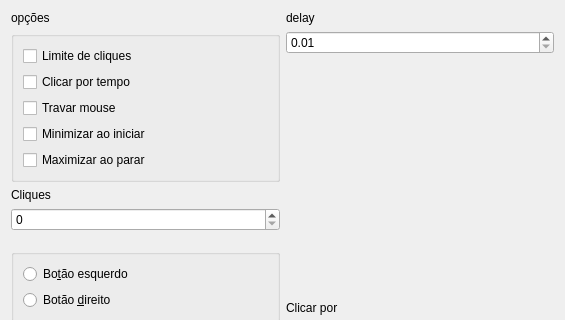
Qt form ui/autoclicker.ui (BrunoFelippeFaria/silver-clicker) before a commit; both pictures show x 0 to 565 and y 0 to 320 of the 565 by 524 pixel window.
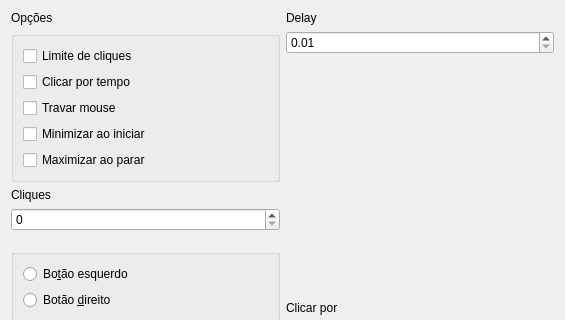
The same form after that commit. Icons and pictures are not drawn.

```diff
--- a/ui/autoclicker.ui
+++ b/ui/autoclicker.ui
@@ -124,7 +124,7 @@
    <item row="0" column="1">
     <widget class="QLabel" name="label_3">
      <property name="text">
-      <string>delay</string>
+      <string>Delay</string>
      </property>
     </widget>
    </item>
@@ -179,7 +179,7 @@
    <item row="0" column="0">
     <widget class="QLabel" name="label_2">
      <property name="text">
-      <string>opções</string>
+      <string>Opções</string>
      </property>
     </widget>
    </item>
```
